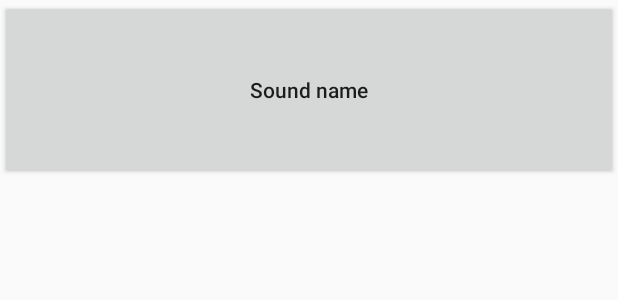
After one commit to MoeRookie/BeatBox, an Android app: the layout list_item_sound.xml on its own in the app's theme, with its tools: preview values and no code run, on a phone screen of 412 x 824 dp. The commit adds this screen. Shown: the top 300 px of the screen. Run offline under Robolectric (Android 15) with nearby library versions, the phone set to English and light mode, and no system bars.

Commit message:
添加定义主界面以及声音界面的布局文件

```diff
--- a/app/src/main/java/com/ghsoft/beatbox/BeatBoxActivity.java
+++ b/app/src/main/java/com/ghsoft/beatbox/BeatBoxActivity.java
@@ -8,6 +8,6 @@ public class BeatBoxActivity extends AppCompatActivity {
     @Override
     protected void onCreate(Bundle savedInstanceState) {
         super.onCreate(savedInstanceState);
-        setContentView(R.layout.activity_beat_box);
+        setContentView(R.layout.fragment_beat_box);
     }
 }
--- /dev/null
+++ b/app/src/main/res/layout/fragment_beat_box.xml
@@ -0,0 +1,6 @@
+<?xml version="1.0" encoding="utf-8"?>
+<android.support.v7.widget.RecyclerView xmlns:android="http://schemas.android.com/apk/res/android"
+    android:id="@+id/fragment_beat_box_recycler_view"
+    android:layout_width="match_parent"
+    android:layout_height="match_parent">
+</android.support.v7.widget.RecyclerView>
--- /dev/null
+++ b/app/src/main/res/layout/list_item_sound.xml
@@ -0,0 +1,8 @@
+<?xml version="1.0" encoding="utf-8"?>
+<Button xmlns:android="http://schemas.android.com/apk/res/android"
+    android:id="@+id/list_item_sound_button"
+    android:layout_width="match_parent"
+    android:layout_height="120dp"
+    android:textAllCaps="false"
+    android:text="Sound name">
+</Button>
```
Also changed, not shown: app/src/main/res/layout/activity_beat_box.xml (deleted, +0 -18 lines).
